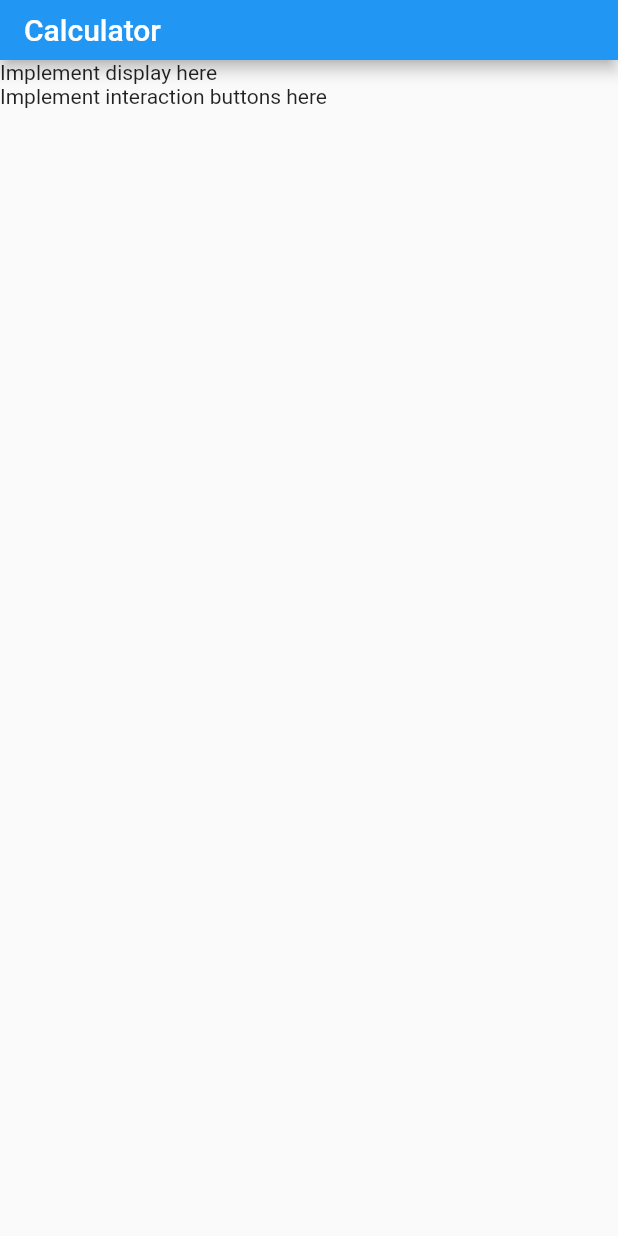
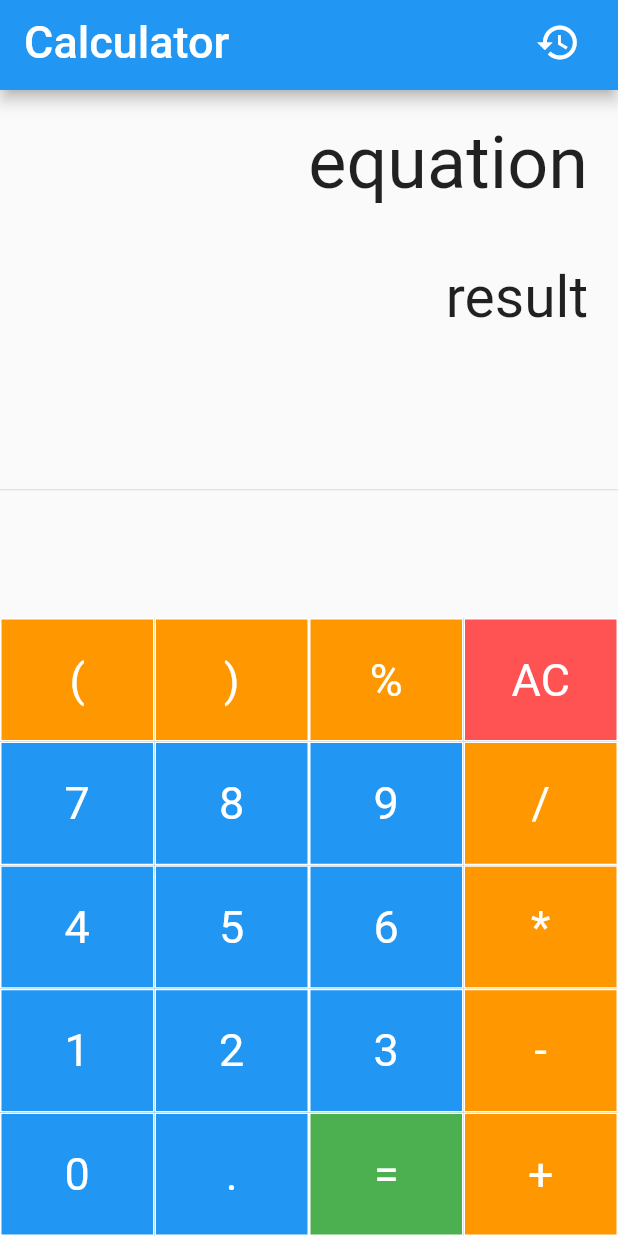
Before and after one commit to kruziikinc/KruziikInterviewChallenge, a Flutter app: the screen it shows after launch, on a phone screen of 412 x 824 dp. Run offline on Flutter 3.47's test engine with Material 2 defaults, Android fonts, the phone set to English and light mode, and no system bars.

Commit message:
First Commit : UI Completed, Logical Implementation --In Progress

```diff
--- a/lib/main.dart
+++ b/lib/main.dart
@@ -15,6 +15,7 @@ class _CalcState extends State<Calc> {
   Widget build(BuildContext context) {
     return MaterialApp(
       title: 'A simple calculator app',
+      debugShowCheckedModeBanner: false,
       // routes: <Create router here>,
       home: Home(),
     );
--- a/lib/nav/appbar.dart
+++ b/lib/nav/appbar.dart
@@ -3,12 +3,28 @@ import 'package:flutter/material.dart';
 class CustomNav extends StatelessWidget with PreferredSizeWidget {
   @override
   Widget build(BuildContext context) {
-    return AppBar(
-      title: Text('Calculator'),
+    return SafeArea(
+      child: AppBar(
+        title: Text(
+          'Calculator',
+          style: TextStyle(
+            fontSize: 30,
+          ),
+        ),
+        actions: [
+          Padding(
+            padding: const EdgeInsets.only(right: 25.0),
+            child: Icon(
+              Icons.history,
+              size: 30,
+            ),
+          )
+        ],
+      ),
     );
   }
 
   @override
   // TODO: implement preferredSize
-  Size get preferredSize => Size.fromHeight(40.0);
+  Size get preferredSize => Size.fromHeight(60);
 }
--- a/lib/screens/home.dart
+++ b/lib/screens/home.dart
@@ -7,22 +7,103 @@ class Home extends StatefulWidget {
 }
 
 class _HomeState extends State<Home> {
+  Widget buildButton(
+      String buttonText, double buttonHeight, Color buttonColor) {
+    return Container(
+      height: MediaQuery.of(context).size.height * .1 * buttonHeight,
+      color: buttonColor,
+      child: FlatButton(
+        shape: RoundedRectangleBorder(
+            borderRadius: BorderRadius.circular(0),
+            side: BorderSide(
+              style: BorderStyle.solid,
+              color: Colors.white,
+              width: 1,
+            )),
+        padding: EdgeInsets.all(16.0),
+        onPressed: () {},
+        // onPressed: () => buttonPressed(buttonText),
+        child: Text(
+          buttonText,
+          style: TextStyle(
+            fontSize: 30,
+            fontWeight: FontWeight.normal,
+            color: Colors.white,
+          ),
+        ),
+      ),
+    );
+  }
+
   @override
   Widget build(BuildContext context) {
     return Scaffold(
       appBar: CustomNav(),
       body: Column(
-        children: [
+        children: <Widget>[
+          Container(
+            alignment: Alignment.centerRight,
+            padding: EdgeInsets.fromLTRB(10, 20, 20, 20),
+            child: Text(
+              "equation",
+              style: TextStyle(fontSize: 48.0),
+              // style: TextStyle(fontSize: equationFontSize),
+            ),
+          ),
+          Container(
+            alignment: Alignment.centerRight,
+            padding: EdgeInsets.fromLTRB(10, 20, 20, 20),
+            child: Text(
+              "result",
+              style: TextStyle(fontSize: 38.0),
+              // style: TextStyle(fontSize: resultFontSize),
+            ),
+          ),
+          Expanded(
+            child: Divider(),
+          ),
           Row(
-            children: [
-              Text('Implement display here'),
+            mainAxisAlignment: MainAxisAlignment.center,
+            children: <Widget>[
+              Container(
+                width: MediaQuery.of(context).size.width,
+                child: Table(
+                  children: [
+                    TableRow(children: [
+                      buildButton("(", 1, Colors.orange),
+                      buildButton(")", 1, Colors.orange),
+                      buildButton("%", 1, Colors.orange),
+                      buildButton("AC", 1, Colors.redAccent),
+                    ]),
+                    TableRow(children: [
+                      buildButton("7", 1, Colors.blue),
+                      buildButton("8", 1, Colors.blue),
+                      buildButton("9", 1, Colors.blue),
+                      buildButton("/", 1, Colors.orange),
+                    ]),
+                    TableRow(children: [
+                      buildButton("4", 1, Colors.blue),
+                      buildButton("5", 1, Colors.blue),
+                      buildButton("6", 1, Colors.blue),
+                      buildButton("*", 1, Colors.orange),
+                    ]),
+                    TableRow(children: [
+                      buildButton("1", 1, Colors.blue),
+                      buildButton("2", 1, Colors.blue),
+                      buildButton("3", 1, Colors.blue),
+                      buildButton("-", 1, Colors.orange),
+                    ]),
+                    TableRow(children: [
+                      buildButton("0", 1, Colors.blue),
+                      buildButton(".", 1, Colors.blue),
+                      buildButton("=", 1, Colors.green),
+                      buildButton("+", 1, Colors.orange),
+                    ]),
+                  ],
+                ),
+              ),
             ],
           ),
-          Row(
-            children: [
-              Text('Implement interaction buttons here'),
-            ],
-          )
         ],
       ),
     );
```
Also changed, not shown: pubspec.lock.
